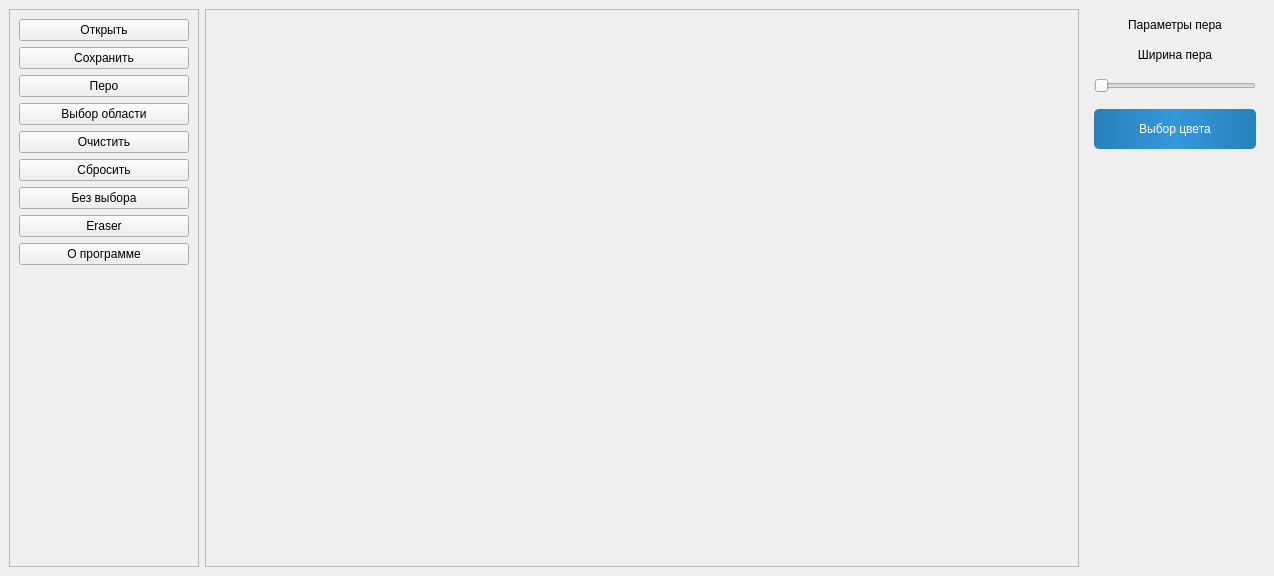
Before: the Qt Designer form src/canvas/canvas.ui in willam2007/wps, drawn with Qt 5.
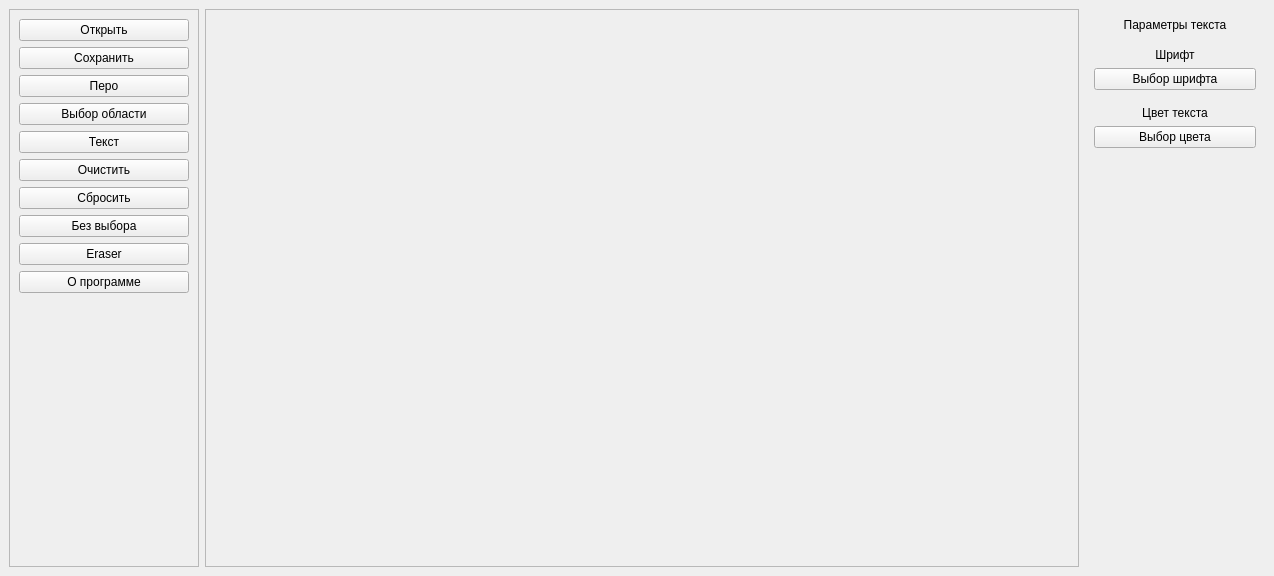
After: the same form once the commit is applied. The open tabs and pages were chosen to show the change. Icons and pictures are not drawn. Custom widgets are drawn as their Qt base class.

Commit message: инструмент добавления текста

What changed in the file:
```diff
--- a/src/canvas/canvas.ui
+++ b/src/canvas/canvas.ui
@@ -73,6 +73,13 @@
          </property>
         </widget>
        </item>
+       <item>
+        <widget class="QPushButton" name="textButton">
+         <property name="text">
+          <string>Текст</string>
+         </property>
+        </widget>
+       </item>
        <item>
         <widget class="QPushButton" name="clearButton">
          <property name="text">
@@ -342,6 +349,114 @@
        </layout>
       </widget>
       <widget class="QWidget" name="selecting_page"/>
+      <widget class="QWidget" name="text_page">
+       <property name="sizePolicy">
+        <sizepolicy hsizetype="Maximum" vsizetype="Minimum">
+         <horstretch>0</horstretch>
+         <verstretch>0</verstretch>
+        </sizepolicy>
+       </property>
+       <property name="minimumSize">
+        <size>
+         <width>120</width>
+         <height>0</height>
+        </size>
+       </property>
+       <layout class="QVBoxLayout" name="verticalLayout_4">
+        <item>
+         <widget class="QLabel" name="textLabel">
+          <property name="text">
+           <string>Параметры текста</string>
+          </property>
+          <property name="alignment">
+           <set>Qt::AlignmentFlag::AlignCenter</set>
+          </property>
+         </widget>
+        </item>
+        <item>
+         <spacer name="verticalSpacer_6">
+          <property name="orientation">
+           <enum>Qt::Orientation::Vertical</enum>
+          </property>
+          <property name="sizeType">
+           <enum>QSizePolicy::Policy::Fixed</enum>
+          </property>
+          <property name="sizeHint" stdset="0">
+           <size>
+            <width>20</width>
+            <height>10</height>
+           </size>
+          </property>
+         </spacer>
+        </item>
+        <item>
+         <widget class="QLabel" name="fontLabel">
+          <property name="text">
+           <string>Шрифт</string>
+          </property>
+          <property name="alignment">
+           <set>Qt::AlignmentFlag::AlignCenter</set>
+          </property>
+         </widget>
+        </item>
+        <item>
+         <widget class="QPushButton" name="fontButton">
+          <property name="text">
+           <string>Выбор шрифта</string>
+          </property>
+         </widget>
+        </item>
+        <item>
+         <spacer name="verticalSpacer_7">
+          <property name="orientation">
+           <enum>Qt::Orientation::Vertical</enum>
+          </property>
+          <property name="sizeType">
+           <enum>QSizePolicy::Policy::Fixed</enum>
+          </property>
+          <property name="sizeHint" stdset="0">
+           <size>
+            <width>20</width>
+            <height>10</height>
+           </size>
+          </property>
+         </spacer>
+        </item>
+        <item>
+         <widget class="QLabel" name="textColorLabel">
+          <property name="text">
+           <string>Цвет текста</string>
+          </property>
+          <property name="alignment">
+           <set>Qt::AlignmentFlag::AlignCenter</set>
+          </property>
+         </widget>
+        </item>
+        <item>
+         <widget class="QPushButton" name="textColorButton">
+          <property name="text">
+           <string>Выбор цвета</string>
+          </property>
+         </widget>
+        </item>
+        <item>
+         <spacer name="verticalSpacer_8">
+          <property name="orientation">
+           <enum>Qt::Orientation::Vertical</enum>
+          </property>
+          <property name="sizeType">
+           <enum>QSizePolicy::Policy::Expanding</enum>
+          </property>
+          <property name="sizeHint" stdset="0">
+           <size>
+            <width>20</width>
+            <height>7</height>
+           </size>
+          </property>
+         </spacer>
+        </item>
+       </layout>
+      </widget>
      </widget>
     </item>
    </layout>
```
The commit also changes 4 other files.
